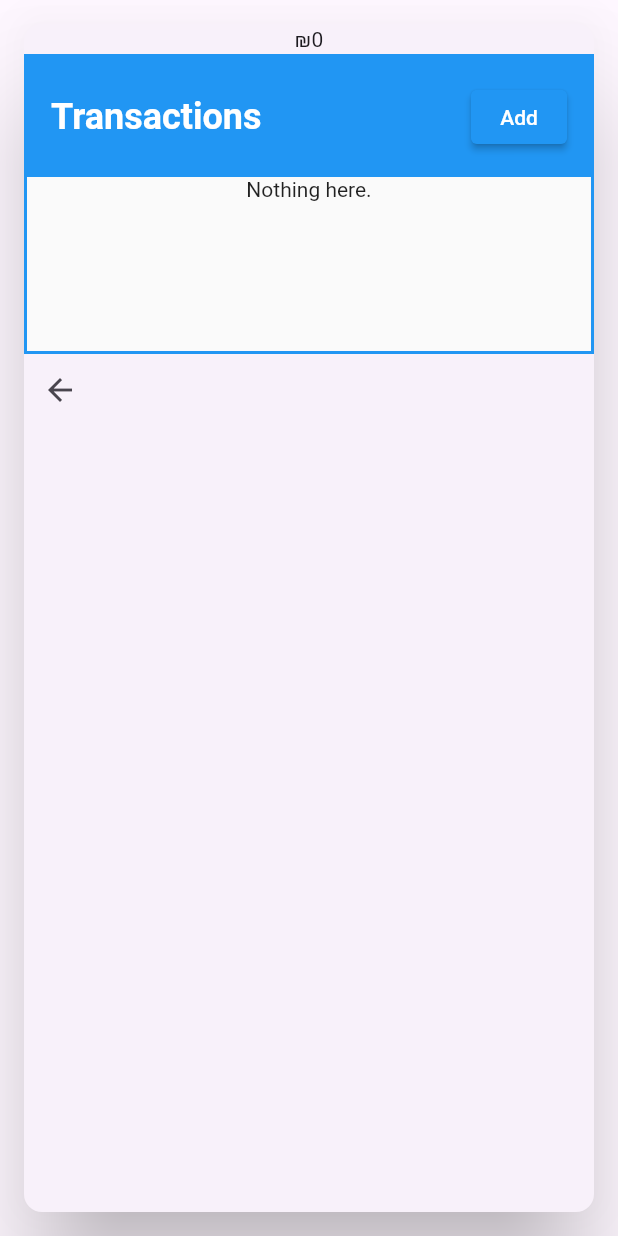
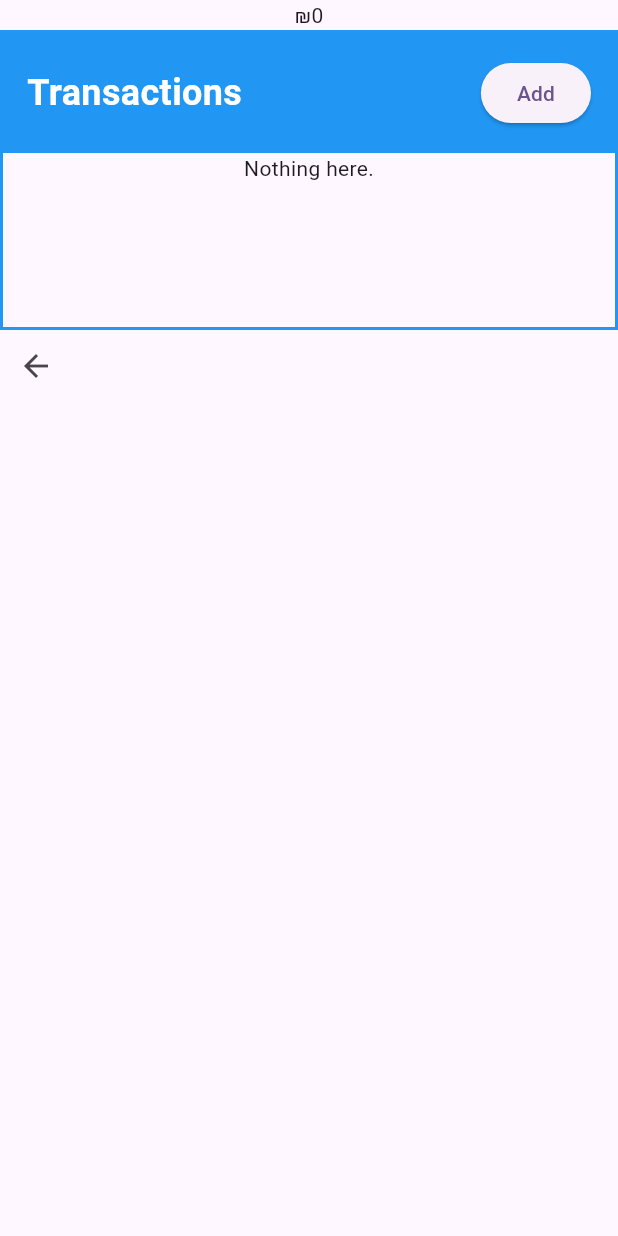
Before and after one commit to asafd1/shekel, a Flutter app: the ChildView screen opened directly with empty values, on a phone screen of 412 x 824 dp. Run offline on Flutter 3.47's test engine with Material 2 defaults, Android fonts, the light colour scheme and no system bars; our stand-ins replace cloud_firestore, firebase_core, shared_preferences; accounts and stored records are empty; generated files the repository leaves out were written again.

Commit message:
Open child view in full screen

```diff
--- a/lib/util/util.dart
+++ b/lib/util/util.dart
@@ -36,16 +36,12 @@ Widget _listView(list, Widget Function(Object) tileBuilder,) {
     );
   }
 
-  return SizedBox(
-            height: 50,
-            width: 50,
-      child: ListView.builder(
+  return ListView.builder(
         shrinkWrap: true,
         itemCount: list.length,
         itemBuilder: (context, index) {
           return tileBuilder(list[index]);
         },
-      ),
     );
 }
 
@@ -53,9 +49,7 @@ Widget listWithTitleAndButton(final String title,
                                 List<Object> list,
                                 Widget Function(dynamic) tileBuilder,
                                 Widget button) {
-  return MaterialApp(
-    debugShowCheckedModeBanner: false,
-    home: Scaffold(
+  return Scaffold(
       body:
       Column(
         crossAxisAlignment:
@@ -82,6 +76,5 @@ Widget listWithTitleAndButton(final String title,
           _listView(list, tileBuilder)
         ],
       ),
-    ),
   );
 }
--- a/lib/widgets/child_tile.dart
+++ b/lib/widgets/child_tile.dart
@@ -110,7 +110,8 @@ class ChildListTileState extends State<ChildListTile> {
                 Navigator.push(
                   context,
                   MaterialPageRoute(
-                      builder: (context) => ChildView(child: widget.child)),
+                      builder: (context) => ChildView(child: widget.child),
+                  ),
                 );
               },
             ),
--- a/lib/widgets/child_view.dart
+++ b/lib/widgets/child_view.dart
@@ -54,10 +54,8 @@ class ChildViewState extends State<ChildView> {
 
   @override
   Widget build(BuildContext context) {
-    return Card(
-      elevation: 30,
-      margin: const EdgeInsets.all(16.0),
-      child: Column(
+    return Scaffold(
+      body: Column(
         crossAxisAlignment: CrossAxisAlignment.start,
         children: [
           Center(
```
